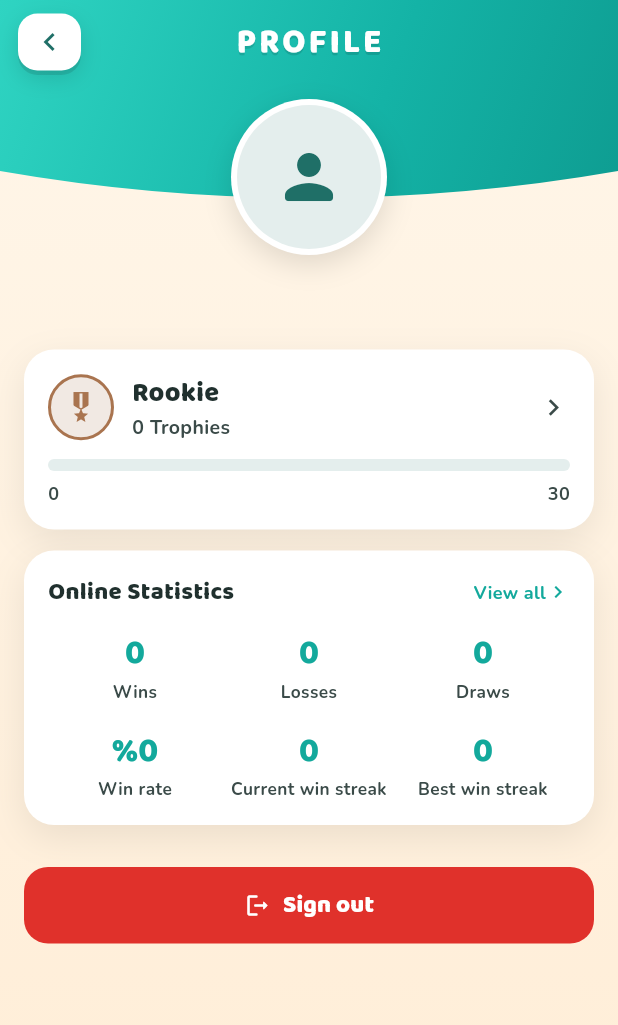
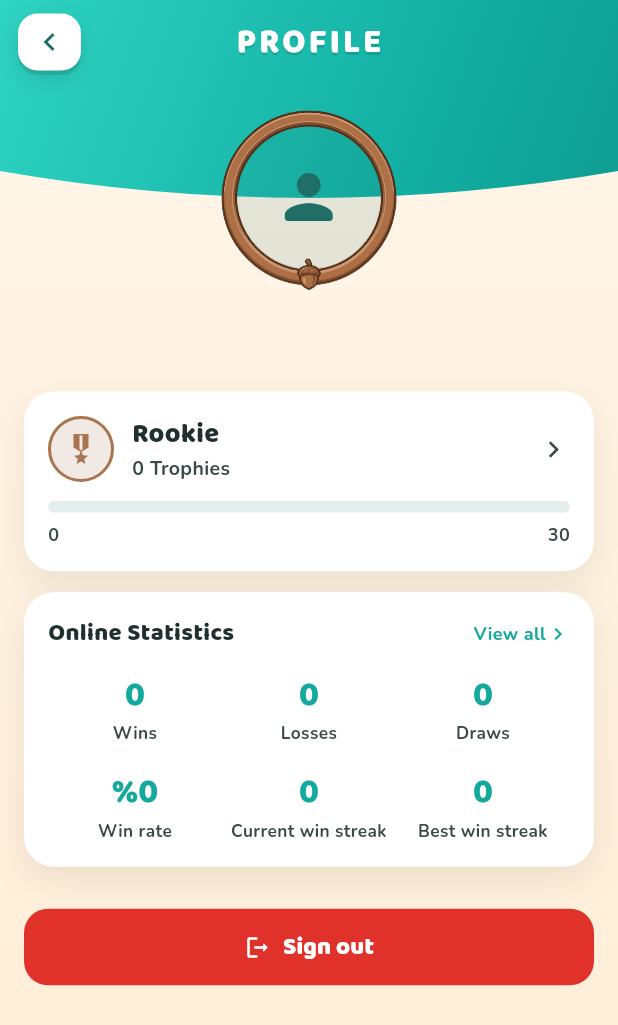
Before and after one commit to mkarakas61/Reversi, a Flutter app: the screen it shows once a user with an empty profile is signed in, after a tap on "Sign in", on a phone screen of 412 x 824 dp. Shown: the top 1025 px of the screen. Run offline on Flutter 3.47's test engine with Material 3 defaults, Android fonts, the phone set to English and light mode, and no system bars; our stand-ins replace audioplayers, cloud_firestore, confetti, firebase_analytics, firebase_auth, firebase_core and 3 more; accounts and stored records are empty; statements that could not run were skipped.

Commit message:
Rütbe avatar çerçeveleri (REV-61)
Altı kademe çerçevesi (512² şeffaf PNG) artık uygulamada: profil avatarı
kendi rütbesinin çerçevesini takıyor, Kupa Yolu her durakta o rütbenin
çerçevesini önizliyor, menü çipi küçük boyutta çerçeve yerine rütbe renk
halkası gösteriyor (çerçeve süsleri ∅22'de okunmuyor).

Çerçevelerin açıklığı spec'in varsaydığı gibi sabit çıkmadı: taçlı olanlar
(Büyük Usta, Efsane) tuvalin çoğunu taç ve kanatlara harcıyor, açıklıkları
hem küçük hem aşağıda. Tek ölçek katsayısı altı çerçevenin dördünde avatarı
kaydırırdı, bu yüzden her çerçeve alfa kanalından ölçülmüş kendi açıklığını
taşıyor (RankFrame). RankFrameView iki kullanımı ayırıyor: around() açıklığı
avatara eşitler (çerçeve rütbeyle büyür), boxed() tüm çerçeveyi sabit kutuya
sığdırır (liste satırları aynı yükseklikte kalsın).

Kupa Yolu satır yüksekliği kartın üçüncü satırını alacak şekilde 96 → 152.
Çerçeveler 512² olduğu için cacheWidth ile gösterim boyutunda çözülüyor;
aksi halde yalnız Kupa Yolu'nun 56pt önizlemeleri ~6 MB bitmap tutuyordu.

Yeni test dosyası çerçeve geometrisini ve iki yerleşim kipini kilitliyor
(9 test). Toplam 105 test yeşil, analyze temiz.

```diff
--- a/lib/core/models/rank.dart
+++ b/lib/core/models/rank.dart
@@ -10,8 +10,52 @@ import 'package:flutter/painting.dart' show Color;
 /// text lives in `AppStrings.rankTitle` (TR/EN).
 enum RankId { caylak, acemi, kalfa, usta, buyukusta, efsane }
 
+/// The avatar frame art for a rank (REV-61), plus the geometry needed to sit an
+/// avatar inside it.
+///
+/// The frames are 512×512 transparent PNGs, but their openings are neither the
+/// same size nor centred on the canvas: the crowned frames (Büyük Usta, Efsane)
+/// spend canvas on the crown and wings, so their opening is both smaller and
+/// pushed down. Hard-coding one scale would misplace the avatar in four of six
+/// frames, so each frame carries its own measured opening instead.
+///
+/// All three values are fractions of the canvas edge, measured off the alpha
+/// channel of the shipped art. To render: draw the frame at
+/// `avatarDiameter / openingFraction`, then offset it so `(centerX, centerY)`
+/// lands on the avatar's centre.
+///
+/// [openingFraction] is the largest circle that stays under ~2.5% covered by
+/// frame art, not the widest gap: the crowned openings are ellipses (wider than
+/// tall), so taking the width would hide an avatar's forehead and chin behind
+/// the crown. [centerX] is the symmetry axis for every frame; only [centerY]
+/// really moves.
+class RankFrame {
+  const RankFrame({
+    required this.asset,
+    required this.openingFraction,
+    required this.centerX,
+    required this.centerY,
+  });
+
+  /// Asset path of the 512×512 transparent frame.
+  final String asset;
+
+  /// Diameter of the frame's inner opening, as a fraction of the canvas edge.
+  final double openingFraction;
+
+  /// Horizontal centre of that opening, as a fraction of the canvas width.
+  final double centerX;
+
+  /// Vertical centre of that opening, as a fraction of the canvas height.
+  final double centerY;
+
+  /// Frame edge length needed for an opening of [avatarDiameter].
+  double frameSizeFor(double avatarDiameter) =>
+      avatarDiameter / openingFraction;
+}
+
 class Rank {
-  const Rank(this.id, this.minTrophies, this.color);
+  const Rank(this.id, this.minTrophies, this.color, this.frame);
 
   final RankId id;
 
@@ -20,17 +64,57 @@ class Rank {
 
   /// Identity colour (REV-60 ramp).
   final Color color;
+
+  /// Avatar frame art for this rank (REV-61).
+  final RankFrame frame;
 }
 
 /// Ascending by [minTrophies]. Thresholds mirror `RANKS` in trophy.ts exactly.
 const List<Rank> kRanks = [
-  Rank(RankId.caylak, 0, Color(0xFFA9744F)),
-  Rank(RankId.acemi, 30, Color(0xFF8E9AAB)),
-  Rank(RankId.kalfa, 100, Color(0xFFC89331)),
-  Rank(RankId.usta, 250, Color(0xFF0E8C7E)),
-  Rank(RankId.buyukusta, 550, Color(0xFF7A4FB5)),
-  Rank(RankId.efsane, 1000, Color(0xFFF0A81E)),
+  Rank(RankId.caylak, 0, Color(0xFFA9744F), _caylakFrame),
+  Rank(RankId.acemi, 30, Color(0xFF8E9AAB), _acemiFrame),
+  Rank(RankId.kalfa, 100, Color(0xFFC89331), _kalfaFrame),
+  Rank(RankId.usta, 250, Color(0xFF0E8C7E), _ustaFrame),
+  Rank(RankId.buyukusta, 550, Color(0xFF7A4FB5), _buyukustaFrame),
+  Rank(RankId.efsane, 1000, Color(0xFFF0A81E), _efsaneFrame),
 ];
+
+const _caylakFrame = RankFrame(
+  asset: 'assets/frames/tier/caylak.png',
+  openingFraction: 0.7281,
+  centerX: 0.4990,
+  centerY: 0.4961,
+);
+const _acemiFrame = RankFrame(
+  asset: 'assets/frames/tier/acemi.png',
+  openingFraction: 0.7267,
+  centerX: 0.4990,
+  centerY: 0.4961,
+);
+const _kalfaFrame = RankFrame(
+  asset: 'assets/frames/tier/kalfa.png',
+  openingFraction: 0.7130,
+  centerX: 0.4990,
+  centerY: 0.5000,
+);
+const _ustaFrame = RankFrame(
+  asset: 'assets/frames/tier/usta.png',
+  openingFraction: 0.6900,
+  centerX: 0.4990,
+  centerY: 0.4785,
+);
+const _buyukustaFrame = RankFrame(
+  asset: 'assets/frames/tier/buyukusta.png',
+  openingFraction: 0.4414,
+  centerX: 0.4990,
+  centerY: 0.5215,
+);
+const _efsaneFrame = RankFrame(
+  asset: 'assets/frames/tier/efsane.png',
+  openingFraction: 0.4929,
+  centerX: 0.4990,
+  centerY: 0.5469,
+);
 
 /// The rank held at [trophies] (never below the first rank, Çaylak).
 Rank rankFor(int trophies) {
--- a/lib/features/menu/widgets/profile_chip.dart
+++ b/lib/features/menu/widgets/profile_chip.dart
@@ -88,7 +88,11 @@ class _ProfileChipState extends State<ProfileChip> {
       child: Row(
         mainAxisSize: MainAxisSize.min,
         children: [
-          ProfileAvatar(photoUrl: profile.photoUrl, radius: 11),
+          ProfileAvatar(
+            photoUrl: profile.photoUrl,
+            radius: 11,
+            ringColor: profile.online.rank.color,
+          ),
           const SizedBox(width: 7),
           Text(firstName),
         ],
@@ -99,16 +103,26 @@ class _ProfileChipState extends State<ProfileChip> {
 
 /// Circular profile photo, falling back to a person icon when there is no URL.
 class ProfileAvatar extends StatelessWidget {
-  const ProfileAvatar({super.key, required this.photoUrl, required this.radius});
+  const ProfileAvatar({
+    super.key,
+    required this.photoUrl,
+    required this.radius,
+    this.ringColor,
+  });
 
   final String? photoUrl;
   final double radius;
+
+  /// Rank identity colour drawn as a thin ring around the photo (REV-61 §6.3).
+  /// At chip size (∅22) the frame art's crowns and wings turn to mush, so the
+  /// rank shows up as its colour alone; null draws no ring at all.
+  final Color? ringColor;
 
   @override
   Widget build(BuildContext context) {
     final url = photoUrl;
     final hasUrl = url != null && url.isNotEmpty;
-    return CircleAvatar(
+    final photo = CircleAvatar(
       radius: radius,
       backgroundColor: GameColors.onAccent.withValues(alpha: 0.12),
       backgroundImage: hasUrl ? NetworkImage(url) : null,
@@ -116,5 +130,21 @@ class ProfileAvatar extends StatelessWidget {
           ? null
           : Icon(Icons.person_rounded, size: radius, color: GameColors.onAccent),
     );
+
+    final ring = ringColor;
+    if (ring == null) return photo;
+
+    // The ring sits outside the photo, so the widget grows by the stroke rather
+    // than eating into the face.
+    return Container(
+      padding: const EdgeInsets.all(_ringWidth),
+      decoration: BoxDecoration(
+        shape: BoxShape.circle,
+        border: Border.all(color: ring, width: _ringWidth),
+      ),
+      child: photo,
+    );
   }
+
+  static const double _ringWidth = 2;
 }
--- a/lib/features/profile/profile_screen.dart
+++ b/lib/features/profile/profile_screen.dart
@@ -10,6 +10,7 @@ import '../../core/services/sound_service.dart';
 import '../../core/theme/game_colors.dart';
 import '../../core/theme/wood_theme.dart';
 import '../../shared/widgets/guest_upsell_card.dart';
+import '../../shared/widgets/rank_frame_view.dart';
 import 'rank_road_screen.dart';
 
 /// The player's profile: avatar, name, level/XP and a summary of their online
@@ -81,7 +82,10 @@ class ProfileScreen extends StatelessWidget {
                               _SignOutButton(label: strings.signOut),
                             ]
                           : [
-                              _Avatar(photoUrl: profile.photoUrl),
+                              _Avatar(
+                                photoUrl: profile.photoUrl,
+                                rank: profile.online.rank,
+                              ),
                               const SizedBox(height: 14),
                               Text(
                                 profile.displayName ?? '',
@@ -119,14 +123,45 @@ class ProfileScreen extends StatelessWidget {
 }
 
 class _Avatar extends StatelessWidget {
-  const _Avatar({required this.photoUrl});
+  const _Avatar({required this.photoUrl, this.rank});
 
   final String? photoUrl;
+
+  /// Rank whose frame wraps the photo (REV-61). Null for guests, who have no
+  /// trophies and so no rank to wear — they keep the plain white ring.
+  final Rank? rank;
+
+  /// Photo diameter. Fixed across ranks: the frames grow around it, so Efsane
+  /// reads as grander than Çaylak without the face changing size (REV-61 §6.1).
+  static const double _photoDiameter = 96;
 
   @override
   Widget build(BuildContext context) {
     final url = photoUrl;
     final hasUrl = url != null && url.isNotEmpty;
+    final photo = CircleAvatar(
+      radius: _photoDiameter / 2,
+      backgroundColor: GameColors.onAccent.withValues(alpha: 0.12),
+      backgroundImage: hasUrl ? NetworkImage(url) : null,
+      child: hasUrl
+          ? null
+          : const Icon(Icons.person_rounded,
+              size: 48, color: GameColors.onAccent),
+    );
+
+    final frame = rank?.frame;
+    if (frame != null) {
+      // The frame is its own ring, so the white ring and its drop shadow go —
+      // stacking both put a hard white edge under the ornament.
+      return Center(
+        child: RankFrameView.around(
+          frame: frame,
+          openingDiameter: _photoDiameter,
+          child: photo,
+        ),
+      );
+    }
+
     return Center(
       child: Container(
         padding: const EdgeInsets.all(4),
@@ -141,15 +176,7 @@ class _Avatar extends StatelessWidget {
             ),
           ],
         ),
-        child: CircleAvatar(
-          radius: 48,
-          backgroundColor: GameColors.onAccent.withValues(alpha: 0.12),
-          backgroundImage: hasUrl ? NetworkImage(url) : null,
-          child: hasUrl
-              ? null
-              : const Icon(Icons.person_rounded,
-                  size: 48, color: GameColors.onAccent),
-        ),
+        child: photo,
       ),
     );
   }
--- /dev/null
+++ b/lib/shared/widgets/rank_frame_view.dart
@@ -0,0 +1,95 @@
+import 'package:flutter/material.dart';
+
+import '../../core/models/rank.dart';
+
+/// A rank's avatar frame (REV-61), optionally with something sitting inside it.
+///
+/// The six frames do not share an opening: the crowned ones spend canvas on the
+/// crown and wings, so their opening is smaller and sits lower (see [RankFrame]).
+/// That gives two different ways to ask for a frame, and picking the wrong one
+/// is the easy mistake here:
+///
+/// * [RankFrameView.around] sizes the frame so its *opening* matches the given
+///   diameter. Use it wherever a frame wraps an avatar — the avatar then stays
+///   the same size across ranks and the frames grow around it, so Efsane reads
+///   as grander than Çaylak. Outer footprint varies by rank.
+/// * [RankFrameView.boxed] fits the whole frame into a fixed square. Use it for
+///   previews in lists and cards, where every row must be the same height and
+///   there is no avatar to line up with.
+class RankFrameView extends StatelessWidget {
+  /// Frame sized so its opening is [openingDiameter] across; [child] is centred
+  /// in that opening. The widget's own box is the frame's full extent.
+  const RankFrameView.around({
+    super.key,
+    required this.frame,
+    required double openingDiameter,
+    this.child,
+  })  : _openingDiameter = openingDiameter,
+        _boxSize = null;
+
+  /// Whole frame fitted into a [size] × [size] box; [child] is centred in the
+  /// opening, which is [size] × `openingFraction` across.
+  const RankFrameView.boxed({
+    super.key,
+    required this.frame,
+    required double size,
+    this.child,
+  })  : _openingDiameter = null,
+        _boxSize = size;
+
+  final RankFrame frame;
+
+  /// What goes inside the opening — an avatar, or nothing at all.
+  final Widget? child;
+
+  final double? _openingDiameter;
+  final double? _boxSize;
+
+  @override
+  Widget build(BuildContext context) {
+    final frameSize = _boxSize ?? frame.frameSizeFor(_openingDiameter!);
+    final opening = _openingDiameter ?? _boxSize! * frame.openingFraction;
+
+    return SizedBox(
+      width: frameSize,
+      height: frameSize,
+      child: Stack(
+        clipBehavior: Clip.none,
+        children: [
+          // The opening is off-centre on the crowned frames, so the child is
+          // placed against the measured centre rather than the canvas centre.
+          Positioned(
+            left: frameSize * frame.centerX - opening / 2,
+            top: frameSize * frame.centerY - opening / 2,
+            width: opening,
+            height: opening,
+            child: ClipOval(
+              child: SizedBox(
+                width: opening,
+                height: opening,
+                child: child ?? const SizedBox.shrink(),
+              ),
+            ),
+          ),
+          // Frame art last: the crown and wings are meant to overlap whatever
+          // sits in the opening.
+          Positioned.fill(
+            child: Image.asset(
+              frame.asset,
+              width: frameSize,
+              height: frameSize,
+              fit: BoxFit.contain,
+              filterQuality: FilterQuality.medium,
+              // The art is 512², but most uses are thumbnail-sized. Without a
+              // cache hint all six decode at full size, which is ~6 MB of
+              // resident bitmap for the rank road's 56pt previews alone.
+              cacheWidth: (frameSize *
+                      MediaQuery.devicePixelRatioOf(context))
+                  .round(),
+            ),
+          ),
+        ],
+      ),
+    );
+  }
+}
--- a/pubspec.yaml
+++ b/pubspec.yaml
@@ -36,6 +36,7 @@ flutter:
     - assets/marble/
     - assets/flower/
     - assets/audio/
+    - assets/frames/tier/
   fonts:
     - family: Baloo2
       fonts:
```
Also changed, not shown: lib/features/profile/rank_road_screen.dart (+16 -2 lines), assets/frames/tier/acemi.png (added), assets/frames/tier/buyukusta.png (added), assets/frames/tier/caylak.png (added), assets/frames/tier/efsane.png (added), assets/frames/tier/kalfa.png (added), assets/frames/tier/usta.png (added), 1 other file.
